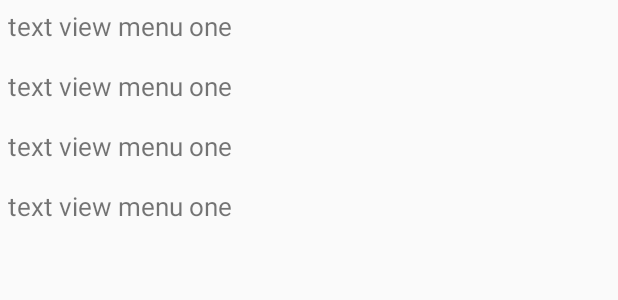
After one commit to oszc/MyWidgets, an Android app: the layout layout_menu.xml on its own in the app's theme, with its tools: preview values and no code run, on a phone screen of 412 x 824 dp. The commit adds this screen. Shown: the top 300 px of the screen. Run offline under Robolectric (Android 15) with nearby library versions, the phone set to English and light mode, and no system bars.

Commit message:
we add some code here

```diff
--- a/app/src/main/AndroidManifest.xml
+++ b/app/src/main/AndroidManifest.xml
@@ -37,7 +37,7 @@
             android:label="@string/app_name"
             android:theme="@style/AppTheme">
         <activity
-                android:name=".MainActivity"
+                android:name=".UsbLocationActivity"
                 android:label="@string/app_name">
             <intent-filter>
                 <action android:name="android.intent.action.MAIN"/>
@@ -63,6 +63,7 @@
                 android:label="@string/title_activity_arrange_singer"
                 android:theme="@style/AppTheme.NoActionBar">
         </activity>
+
     </application>
 
 </manifest>
--- a/app/src/main/java/com/huuhoo/mywidgets/app/MainActivity.java
+++ b/app/src/main/java/com/huuhoo/mywidgets/app/MainActivity.java
@@ -31,6 +31,7 @@ public class MainActivity extends Activity implements View.OnClickListener {
         super.onCreate(savedInstanceState);
         setContentView(R.layout.activity_main);
         ButterKnife.bind(this);
+
         mBtBluetooth.setOnClickListener(new View.OnClickListener() {
             @Override
             public void onClick(View v) {
--- /dev/null
+++ b/app/src/main/res/layout/layout_menu.xml
@@ -0,0 +1,38 @@
+<?xml version="1.0" encoding="utf-8"?>
+<LinearLayout xmlns:android="http://schemas.android.com/apk/res/android"
+              android:orientation="vertical"
+              android:layout_width="match_parent"
+              android:layout_height="match_parent">
+    <TextView
+            android:padding="5dp"
+            android:text="text view menu one"
+            android:textSize="17sp"
+            android:layout_width="match_parent"
+            android:layout_height="wrap_content"/>
+
+    <TextView
+            android:padding="5dp"
+            android:layout_marginTop="5dp"
+            android:text="text view menu one"
+            android:textSize="17sp"
+            android:layout_width="match_parent"
+            android:layout_height="wrap_content"/>
+
+    <TextView
+            android:padding="5dp"
+            android:layout_marginTop="5dp"
+            android:text="text view menu one"
+            android:textSize="17sp"
+            android:layout_width="match_parent"
+            android:layout_height="wrap_content"/>
+
+    <TextView
+            android:padding="5dp"
+            android:layout_marginTop="5dp"
+            android:text="text view menu one"
+            android:textSize="17sp"
+            android:layout_width="match_parent"
+            android:layout_height="wrap_content"/>
+
+
+</LinearLayout>
--- a/app/src/main/res/values/strings.xml
+++ b/app/src/main/res/values/strings.xml
@@ -5,4 +5,5 @@
     <string name="title_activity_blue_tooth">BlueToothActivity</string>
     <string name="action_settings">Settings</string>
     <string name="title_activity_arrange_singer">ArrangeSingerActivity</string>
+    <string name="title_activity_usb_location">UsbLocationActivity</string>
 </resources>
```
Also changed, not shown: app/src/main/java/com/huuhoo/mywidgets/app/SurfaceViewTestActivity.java (+27 -18 lines), app/src/main/java/com/huuhoo/mywidgets/app/UsbLocationActivity.java (added, +28 -0 lines), app/src/main/java/com/huuhoo/mywidgets/app/utils/StorageUtils.java (added, +108 -0 lines), app/src/main/java/com/huuhoo/mywidgets/app/widgets/BlueToothItem.java (added, +85 -0 lines), app/src/main/java/com/huuhoo/mywidgets/app/widgets/GifLayout.java (added, +22 -0 lines), app/src/main/res/layout/activity_usb_location.xml (added, +16 -0 lines), app/src/main/res/layout/content_usb_location.xml (added, +13 -0 lines).
